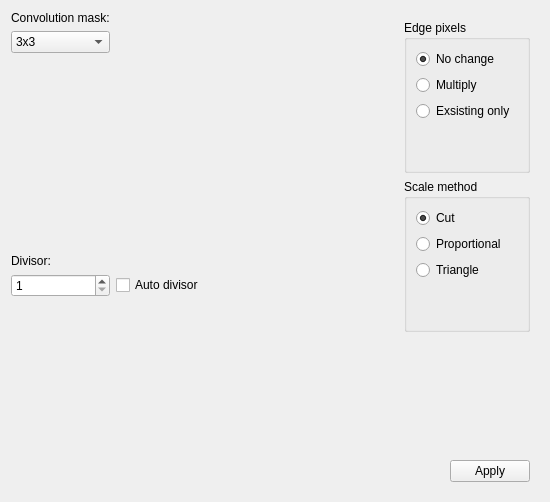
Shadasviar/APOD, file UI/convolutionmatrix.ui: the form before one commit.
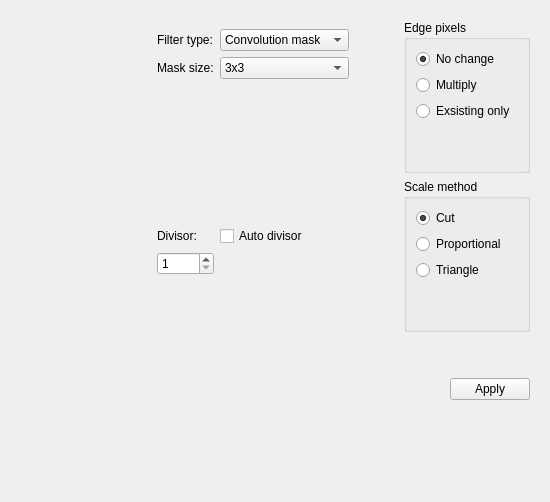
The form after the commit.

Commit message: Add median filter

What changed in the file:
```diff
--- a/UI/convolutionmatrix.ui
+++ b/UI/convolutionmatrix.ui
@@ -14,89 +14,7 @@
    <string>Frame</string>
   </property>
   <layout class="QGridLayout" name="gridLayout">
-   <item row="2" column="0" colspan="3">
-    <widget class="QFrame" name="matrixFrame">
-     <property name="sizePolicy">
-      <sizepolicy hsizetype="Expanding" vsizetype="Expanding">
-       <horstretch>0</horstretch>
-       <verstretch>0</verstretch>
-      </sizepolicy>
-     </property>
-     <property name="frameShape">
-      <enum>QFrame::NoFrame</enum>
-     </property>
-     <property name="frameShadow">
-      <enum>QFrame::Raised</enum>
-     </property>
-     <layout class="QGridLayout" name="gridLayout_2">
-      <property name="leftMargin">
-       <number>0</number>
-      </property>
-      <property name="topMargin">
-       <number>0</number>
-      </property>
-      <property name="rightMargin">
-       <number>0</number>
-      </property>
-      <property name="bottomMargin">
-       <number>0</number>
-      </property>
-      <item row="0" column="2">
-       <layout class="QGridLayout" name="matrixGrid"/>
-      </item>
-     </layout>
-    </widget>
-   </item>
-   <item row="1" column="0">
-    <widget class="QComboBox" name="maskSizeBox">
-     <item>
-      <property name="text">
-       <string>3x3</string>
-      </property>
-     </item>
-     <item>
-      <property name="text">
-       <string>3x5</string>
-      </property>
-     </item>
-     <item>
-      <property name="text">
-       <string>5x3</string>
-      </property>
-     </item>
-     <item>
-      <property name="text">
-       <string>5x5</string>
-      </property>
-     </item>
-     <item>
-      <property name="text">
-       <string>7x7</string>
-      </property>
-     </item>
-    </widget>
-   </item>
-   <item row="0" column="0">
-    <widget class="QLabel" name="label">
-     <property name="text">
-      <string>Convolution mask:</string>
-     </property>
-    </widget>
-   </item>
-   <item row="5" column="0">
-    <spacer name="verticalSpacer_2">
-     <property name="orientation">
-      <enum>Qt::Vertical</enum>
-     </property>
-     <property name="sizeHint" stdset="0">
-      <size>
-       <width>20</width>
-       <height>40</height>
-      </size>
-     </property>
-    </spacer>
-   </item>
-   <item row="0" column="3" rowspan="6">
+   <item row="0" column="3" rowspan="4">
     <widget class="QFrame" name="optionsFrame">
      <property name="sizePolicy">
       <sizepolicy hsizetype="Expanding" vsizetype="Preferred">
@@ -267,52 +185,198 @@
      </layout>
     </widget>
    </item>
-   <item row="3" column="0">
-    <widget class="QLabel" name="label_2">
-     <property name="text">
-      <string>Divisor:</string>
+   <item row="3" column="1">
+    <widget class="QFrame" name="frame">
+     <property name="sizePolicy">
+      <sizepolicy hsizetype="Expanding" vsizetype="Expanding">
+       <horstretch>0</horstretch>
+       <verstretch>0</verstretch>
+      </sizepolicy>
      </property>
-    </widget>
-   </item>
-   <item row="4" column="2">
-    <spacer name="horizontalSpacer_5">
-     <property name="orientation">
-      <enum>Qt::Horizontal</enum>
+     <property name="frameShape">
+      <enum>QFrame::NoFrame</enum>
      </property>
-     <property name="sizeHint" stdset="0">
-      <size>
-       <width>40</width>
-       <height>20</height>
-      </size>
+     <property name="frameShadow">
+      <enum>QFrame::Raised</enum>
      </property>
-    </spacer>
-   </item>
-   <item row="4" column="0">
-    <widget class="QSpinBox" name="divisorSpinBox">
-     <property name="minimum">
-      <number>1</number>
-     </property>
+     <layout class="QGridLayout" name="gridLayout_4">
+      <property name="leftMargin">
+       <number>0</number>
+      </property>
+      <property name="topMargin">
+       <number>0</number>
+      </property>
+      <property name="rightMargin">
+       <number>0</number>
+      </property>
+      <property name="bottomMargin">
+       <number>0</number>
+      </property>
+      <item row="7" column="1" colspan="2">
+       <widget class="QFrame" name="matrixFrame">
+        <property name="sizePolicy">
+         <sizepolicy hsizetype="Expanding" vsizetype="Expanding">
+          <horstretch>0</horstretch>
+          <verstretch>0</verstretch>
+         </sizepolicy>
+        </property>
+        <property name="frameShape">
+         <enum>QFrame::NoFrame</enum>
+        </property>
+        <property name="frameShadow">
+         <enum>QFrame::Raised</enum>
+        </property>
+        <layout class="QGridLayout" name="gridLayout_2">
+         <property name="leftMargin">
+          <number>0</number>
+         </property>
+         <property name="topMargin">
+          <number>0</number>
+         </property>
+         <property name="rightMargin">
+          <number>0</number>
+         </property>
+         <property name="bottomMargin">
+          <number>0</number>
+         </property>
+         <item row="0" column="1">
+          <layout class="QGridLayout" name="matrixGrid"/>
+         </item>
+        </layout>
+       </widget>
+      </item>
+      <item row="10" column="1" colspan="2">
+       <spacer name="verticalSpacer_2">
+        <property name="orientation">
+         <enum>Qt::Vertical</enum>
+        </property>
+        <property name="sizeHint" stdset="0">
+         <size>
+          <width>20</width>
+          <height>40</height>
+         </size>
+        </property>
+       </spacer>
+      </item>
+      <item row="4" column="2">
+       <widget class="QComboBox" name="filterTypeSpinBox">
+        <item>
+         <property name="text">
+          <string>Convolution mask</string>
+         </property>
+        </item>
+        <item>
+         <property name="text">
+          <string>Median</string>
+         </property>
+        </item>
+       </widget>
+      </item>
+      <item row="8" column="1">
+       <widget class="QLabel" name="label_2">
+        <property name="text">
+         <string>Divisor:</string>
+        </property>
+       </widget>
+      </item>
+      <item row="5" column="2">
+       <widget class="QComboBox" name="maskSizeBox">
+        <item>
+         <property name="text">
+          <string>3x3</string>
+         </property>
+        </item>
+        <item>
+         <property name="text">
+          <string>3x5</string>
+         </property>
+        </item>
+        <item>
+         <property name="text">
+          <string>5x3</string>
+         </property>
+        </item>
+        <item>
+         <property name="text">
+          <string>5x5</string>
+         </property>
+        </item>
+        <item>
+         <property name="text">
+          <string>7x7</string>
+         </property>
+        </item>
+       </widget>
+      </item>
+      <item row="5" column="1">
+       <widget class="QLabel" name="label">
+        <property name="text">
+         <string>Mask size:</string>
+        </property>
+       </widget>
+      </item>
+      <item row="4" column="1">
+       <widget class="QLabel" name="label_3">
+        <property name="text">
+         <string>Filter type:</string>
+        </property>
+       </widget>
+      </item>
+      <item row="8" column="2">
+       <widget class="QCheckBox" name="autoDivisorCheckBox">
+        <property name="text">
+         <string>Auto divisor</string>
+        </property>
+       </widget>
+      </item>
+      <item row="9" column="1">
+       <widget class="QSpinBox" name="divisorSpinBox">
+        <property name="minimum">
+         <number>1</number>
+        </property>
+       </widget>
+      </item>
+      <item row="8" column="0">
+       <spacer name="horizontalSpacer_3">
+        <property name="orientation">
+         <enum>Qt::Horizontal</enum>
+        </property>
+        <property name="sizeHint" stdset="0">
+         <size>
+          <width>40</width>
+          <height>20</height>
+         </size>
+        </property>
+       </spacer>
+      </item>
+     </layout>
     </widget>
    </item>
-   <item row="1" column="2">
-    <spacer name="horizontalSpacer_3">
-     <property name="orientation">
-      <enum>Qt::Horizontal</enum>
-     </property>
-     <property name="sizeHint" stdset="0">
-      <size>
-       <width>40</width>
-       <height>20</height>
-      </size>
-     </property>
-    </spacer>
-   </item>
    <item row="4" column="1">
-    <widget class="QCheckBox" name="autoDivisorCheckBox">
-     <property name="text">
-      <string>Auto divisor</string>
+    <spacer name="verticalSpacer_5">
+     <property name="orientation">
+      <enum>Qt::Vertical</enum>
      </property>
-    </widget>
+     <property name="sizeHint" stdset="0">
+      <size>
+       <width>20</width>
+       <height>40</height>
+      </size>
+     </property>
+    </spacer>
+   </item>
+   <item row="3" column="0">
+    <spacer name="horizontalSpacer_4">
+     <property name="orientation">
+      <enum>Qt::Horizontal</enum>
+     </property>
+     <property name="sizeHint" stdset="0">
+      <size>
+       <width>40</width>
+       <height>20</height>
+      </size>
+     </property>
+    </spacer>
    </item>
   </layout>
  </widget>
```
The commit also changes 3 other files.
